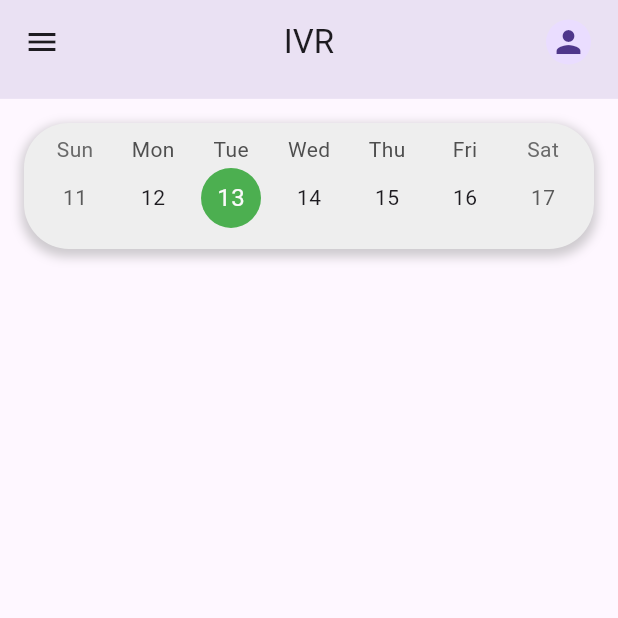
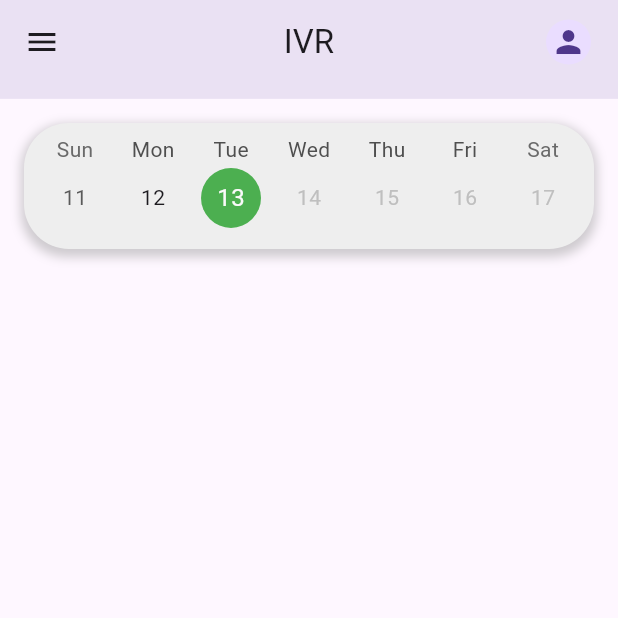
Before and after one commit to Abdulhamid109/care-us, a Flutter app: the Ivrpage screen opened directly with empty values, on a phone screen of 412 x 824 dp, the top half of it. Run offline on Flutter 3.47's test engine with Material 3 defaults, Android fonts, the phone set to English and light mode, and no system bars; drawn by our look-alikes of table_calendar; our stand-ins replace image_picker, jwt_decoder, shared_preferences; accounts and stored records are empty; network calls fail.

Commit message:
ivr screen v1.0.1

```diff
--- a/lib/user/pages/IVR.dart
+++ b/lib/user/pages/IVR.dart
@@ -19,6 +19,11 @@ class _IvrpageState extends State<Ivrpage> {
   DateTime _selectedDay = DateTime.now();
   DateTime _focusedDay = DateTime.now();
 
+  String? morningMedStatus;
+  var data = [];
+
+
+
   Future TabletDetails() async {
     try {
       final response = await http.get(
@@ -26,6 +31,9 @@ class _IvrpageState extends State<Ivrpage> {
       );
       if (response.statusCode == 200) {
         final jsonData = jsonDecode(response.body);
+        if(jsonData["tablet"]["MorningSlot"]["SlotSelected"]){
+
+        }
         return jsonData;
       } else {
         print(
@@ -52,6 +60,9 @@ class _IvrpageState extends State<Ivrpage> {
 
       if (response.statusCode == 200) {
         print("Response Body => " + response.body);
+        final jsonData = await jsonDecode(response.body);
+
+        return jsonData;
         // just check the response in every slot like in morning slot evening slot
       } else {
         print("Error Occured => ${response.statusCode} + ${response.body}");
@@ -61,6 +72,29 @@ class _IvrpageState extends State<Ivrpage> {
       throw e;
     }
   }
+
+  Future <void> medicineStatus() async{
+    try {
+      //based on the slot selected and the calling hour with the current hour we are going to check if its pending,completed
+      final response = await http.get(
+        Uri.parse("$localhost/api/getMorningMedStatus/${widget.tabletid}")
+      );
+
+      if(response.statusCode==200){
+        final jsonData =  jsonDecode(response.body);
+        print("debigginh");
+        print(jsonData);
+        setState(() {
+          morningMedStatus = jsonData["message"];
+        });
+      }
+
+    } catch (e) {
+      print("Failed to perform the functionality $e");
+      throw e;
+    }
+  }
+
 
   @override
   void initState() {
@@ -100,14 +134,16 @@ class _IvrpageState extends State<Ivrpage> {
                 child: TableCalendar(
                   headerVisible: false,
                   firstDay: DateTime.now().subtract(Duration(days: 365)),
-                  lastDay: DateTime.now().add(Duration(days: 365)),
+                  lastDay: DateTime.now(),
                   focusedDay: _focusedDay,
                   selectedDayPredicate: (day) => isSameDay(_selectedDay, day),
                   onDaySelected: (selectedDay, focusedDay) {
                     setState(() {
                       _selectedDay = selectedDay;
                       _focusedDay = focusedDay;
-                      IVR();
+                      final datas=IVR();
+                       print(datas);
+                      //  medicineStatus();
                     });
                   },
                   calendarFormat: CalendarFormat.week,
@@ -194,72 +230,39 @@ class _IvrpageState extends State<Ivrpage> {
                                                         .data["tablet"]["tabletName"],
                                                   ),
                                                   //checcking the morning slot and accordingly updating the
+                                                  //"Morning slot is selected => user can see that it should
+                                                  //display either pending(check for call schedule time and current time)
+                                                  //,done(if the status is updated => if call status is true),failed(send the message to guradian)->for tablets"
                                                   snapshot.data["tablet"]["MorningSlot"]["SlotSelected"]?
                                                   SizedBox(
                                                     width: 402,
-                                                    child: Text("Morning slot is selected => user can see that it should display either pending(check for call schedule time and current time),done(if the status is updated => if call status is true),failed(send the message to guradian)->for tablets",style: TextStyle(fontSize: 15),))
-                                                  :Text("")
+                                                    child: ListTile(
+                                                      title: Text("Morning Slot",style: TextStyle(fontSize: 15),),
+                                                      subtitle: Column(
+                                                        mainAxisAlignment: MainAxisAlignment.start,
+                                                        crossAxisAlignment: CrossAxisAlignment.start,
+                                                        children: [
+                                                          Text("Start Time: ${snapshot.data["tablet"]["MorningSlot"]["SlotStartTime"]}"),
+                                                          Text("End Time Time: ${snapshot.data["tablet"]["MorningSlot"]["SlotEndTime"]}"),
+                                                          Row(
+                                                            mainAxisAlignment: MainAxisAlignment.spaceAround,
+                                                            children: [
+                                                              Text("Medicine took status : $morningMedStatus"),
+                                                              TextButton(onPressed: (){}, child: Text("Update"))
+                                                            ],
+                                                          ),
+
+                                                        ],
+                                                      ),
+                                                      ),)
+                                                  :Text("Morning Slot not available"),
+
+
+
                                                 ],
                                               ),
                                             ),
-                                            Column(
-                                              mainAxisAlignment:
-                                                  MainAxisAlignment.start,
-                                              crossAxisAlignment:
-                                                  CrossAxisAlignment.start,
-                                              children: [
-                                                Container(
-                                                  decoration: BoxDecoration(
-                                                    color:
-                                                        Colors.green.shade200,
-                                                    borderRadius:
-                                                        BorderRadius.all(
-                                                          Radius.circular(15),
-                                                        ),
-                                                    border: Border.all(
-                                                      color: Colors.grey,
-                                                    ),
-                                                  ),
-                                                  child: Padding(
-                                                    padding:
-                                                        const EdgeInsets.all(
-                                                          5.0,
-                                                        ),
-                                                    child: Row(
-                                                      children: [
-                                                        Text(
-                                                          "Took Medicine",
-                                                          style: TextStyle(
-                                                            color: Colors.white,
-                                                          ),
-                                                        ),
-                                                        SizedBox(width: 5),
-                                                        Icon(
-                                                          Icons.check,
-                                                          size: 20,
-                                                          color: Colors.white,
-                                                        ),
-                                                      ],
-                                                    ),
-                                                  ),
-                                                ),
-                                                SizedBox(height: 5),
-                                                ElevatedButton(
-                                                  style:
-                                                      ElevatedButton.styleFrom(
-                                                        backgroundColor:
-                                                            Colors.blue,
-                                                      ),
-                                                  onPressed: () {},
-                                                  child: Text(
-                                                    "Update Status",
-                                                    style: TextStyle(
-                                                      color: Colors.white,
-                                                    ),
-                                                  ),
-                                                ),
-                                              ],
-                                            ),
+
                                           ],
                                         ),
                                       ],
```
